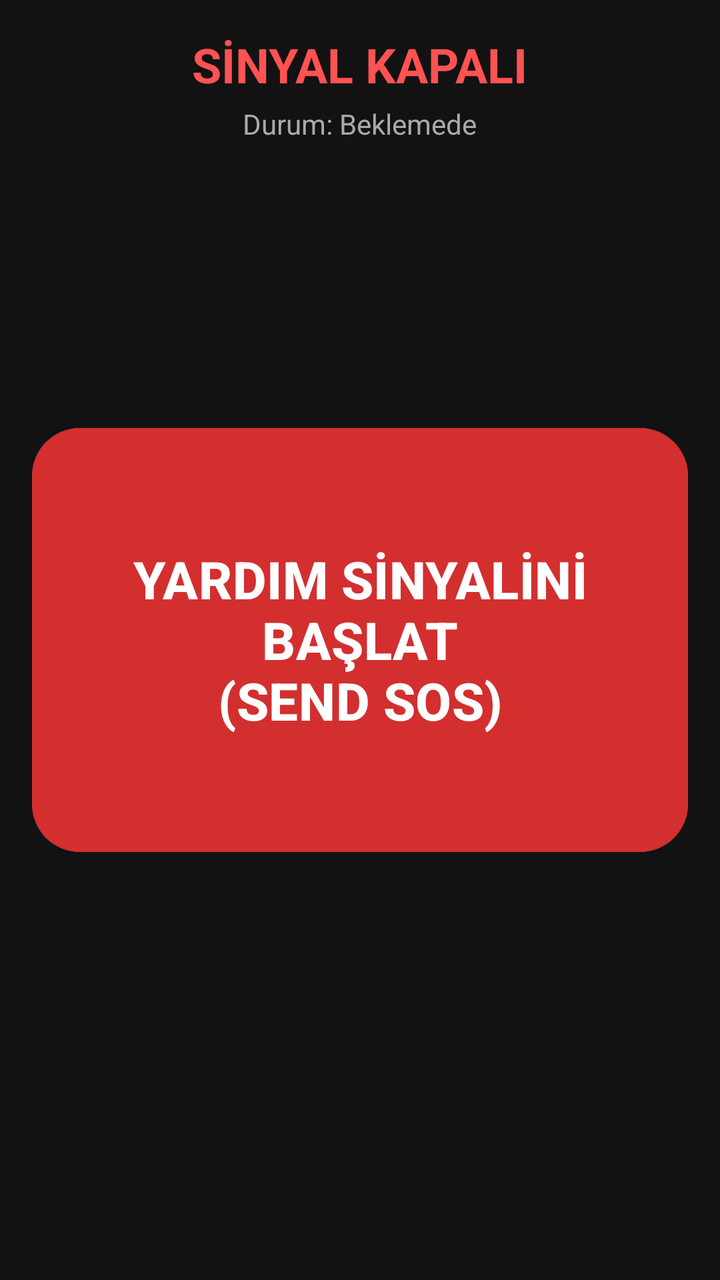
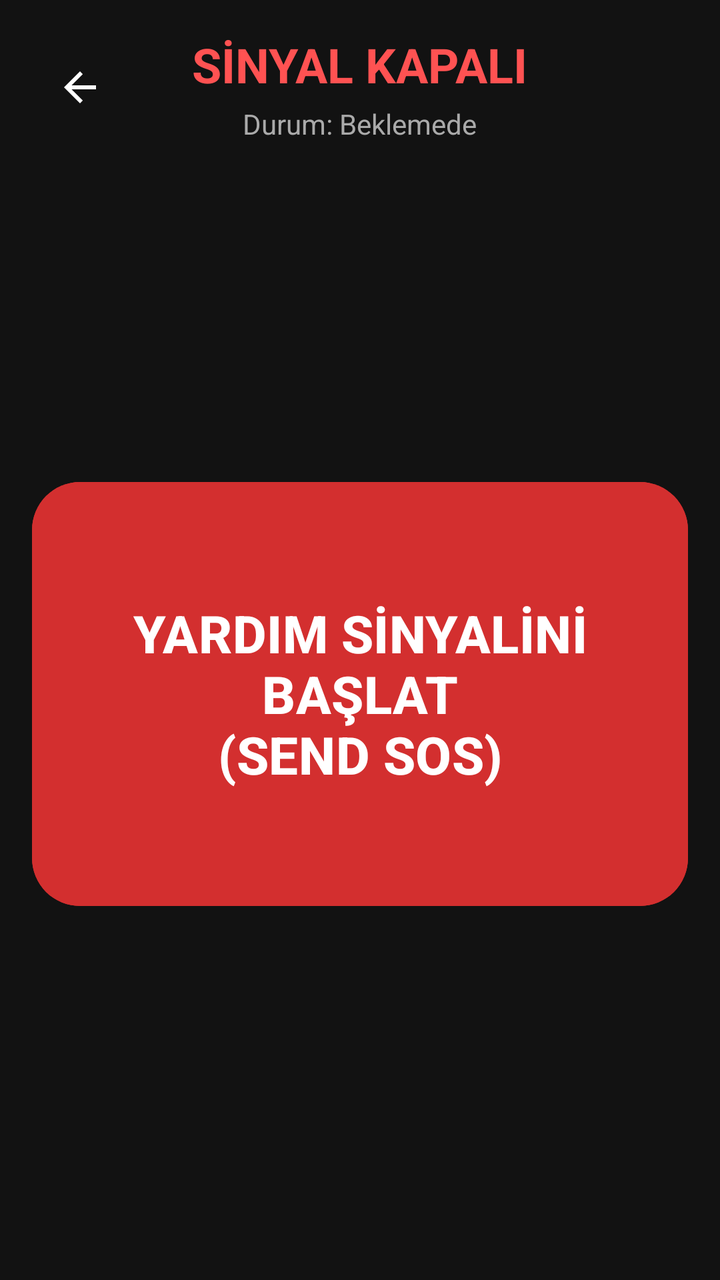

Two renders of the same Android screen: before a commit and after it. Below are the layout's source before the change and the commit's diff.
<!-- AndroidManifest.xml: application theme Theme.DepremBitirmeProjesi -->
<!-- res/layout/activity_user_emergency.xml -->
<?xml version="1.0" encoding="utf-8"?>
<RelativeLayout xmlns:android="http://schemas.android.com/apk/res/android"
    xmlns:app="http://schemas.android.com/apk/res-auto"
    android:layout_width="match_parent"
    android:layout_height="match_parent"
    android:background="#121212"
    android:padding="16dp">

    
    <LinearLayout
        android:id="@+id/header"
        android:layout_width="match_parent"
        android:layout_height="wrap_content"
        android:orientation="vertical"
        android:gravity="center"
        android:paddingBottom="16dp">

        <TextView
            android:id="@+id/statusTextView"
            android:layout_width="wrap_content"
            android:layout_height="wrap_content"
            android:text="SİNYAL KAPALI"
            android:textColor="#FF5252"
            android:textSize="24sp"
            android:textStyle="bold" />

        <TextView
            android:id="@+id/connectionStatusLog"
            android:layout_width="wrap_content"
            android:layout_height="wrap_content"
            android:text="Durum: Beklemede"
            android:textColor="#AAAAAA"
            android:textSize="14sp"
            android:layout_marginTop="4dp"/>
    </LinearLayout>

    
    <LinearLayout
        android:id="@+id/initialButtonsLayout"
        android:layout_width="match_parent"
        android:layout_height="wrap_content"
        android:layout_centerInParent="true"
        android:orientation="vertical">

        <com.google.android.material.button.MaterialButton
            android:id="@+id/btnStartAdvertising"
            android:layout_width="match_parent"
            android:layout_height="220dp"
            android:text="YARDIM SİNYALİNİ BAŞLAT\n(SEND SOS)"
            android:textSize="26sp"
            android:textStyle="bold"
            app:cornerRadius="24dp"
            android:backgroundTint="#D32F2F"
            app:rippleColor="#FFFFFF" />
    </LinearLayout>

    
    <ScrollView
        android:id="@+id/quickMessagesLayout"
        android:layout_width="match_parent"
        android:layout_height="match_parent"
        android:layout_below="@id/header"
        android:layout_above="@+id/bottomButtons"
        android:visibility="gone">

        <LinearLayout
            android:layout_width="match_parent"
            android:layout_height="wrap_content"
            android:orientation="vertical">

            <GridLayout
                android:layout_width="match_parent"
                android:layout_height="wrap_content"
                android:columnCount="2"
                android:alignmentMode="alignMargins">

                <Button android:id="@+id/btnGood" android:text="İYİYİM" android:layout_columnWeight="1" android:layout_height="100dp" android:layout_margin="8dp" android:textSize="18sp" android:backgroundTint="#2E7D32"/>
                <Button android:id="@+id/btnInjured" android:text="YARALIYIM" android:layout_columnWeight="1" android:layout_height="100dp" android:layout_margin="8dp" android:textSize="18sp" android:backgroundTint="#F57C00"/>
                <Button android:id="@+id/btnWater" android:text="SU LAZIM" android:layout_columnWeight="1" android:layout_height="100dp" android:layout_margin="8dp" android:textSize="18sp" android:backgroundTint="#1976D2"/>
                <Button android:id="@+id/btnStuck" android:text="SIKIŞTIM" android:layout_columnWeight="1" android:layout_height="100dp" android:layout_margin="8dp" android:textSize="18sp" android:backgroundTint="#C62828"/>
            </GridLayout>

            <Button
                android:id="@+id/btnAlarm"
                android:layout_width="match_parent"
                android:layout_height="100dp"
                android:layout_margin="8dp"
                android:text="🔊 SESLİ ALARM ÇAL"
                android:textSize="20sp"
                android:textStyle="bold"
                android:backgroundTint="#AA00FF"/>

            <Button
                android:id="@+id/btnShowCustomMessage"
                android:layout_width="match_parent"
                android:layout_height="80dp"
                android:layout_margin="8dp"
                android:text="ÖZEL MESAJ GÖNDER"
                android:textSize="18sp"
                android:backgroundTint="#616161"/>
        </LinearLayout>
    </ScrollView>

    
    <LinearLayout
        android:id="@+id/customMessagePanel"
        android:layout_width="match_parent"
        android:layout_height="wrap_content"
        android:layout_centerInParent="true"
        android:orientation="vertical"
        android:padding="16dp"
        android:background="#212121"
        android:visibility="gone">

        <EditText
            android:id="@+id/editMessage"
            android:layout_width="match_parent"
            android:layout_height="wrap_content"
            android:hint="Mesajınızı yazın..."
            android:textColor="#FFFFFF"
            android:textColorHint="#888888"
            android:inputType="textLongMessage"
            android:backgroundTint="#FFFFFF"/>

        <Button
            android:id="@+id/btnSend"
            android:layout_width="match_parent"
            android:layout_height="70dp"
            android:layout_marginTop="16dp"
            android:text="GÖNDER"
            android:textSize="18sp"
            android:backgroundTint="#1976D2"/>

        <Button
            android:id="@+id/btnCancelCustomMessage"
            android:layout_width="match_parent"
            android:layout_height="60dp"
            android:layout_marginTop="8dp"
            android:text="İPTAL"
            android:backgroundTint="#D32F2F"/>
    </LinearLayout>

    
    <LinearLayout
        android:id="@+id/bottomButtons"
        android:layout_width="match_parent"
        android:layout_height="wrap_content"
        android:layout_alignParentBottom="true"
        android:orientation="vertical">

        <androidx.cardview.widget.CardView
            android:id="@+id/afadMessageCard"
            android:layout_width="match_parent"
            android:layout_height="wrap_content"
            android:layout_marginBottom="8dp"
            app:cardBackgroundColor="#212121"
            app:cardCornerRadius="10dp"
            android:visibility="gone">
            <LinearLayout
                android:layout_width="match_parent"
                android:layout_height="wrap_content"
                android:orientation="vertical"
                android:padding="12dp">
                <TextView
                    android:layout_width="wrap_content"
                    android:layout_height="wrap_content"
                    android:text="📢 AFAD TALİMATI:"
                    android:textColor="#4CAF50"
                    android:textStyle="bold"/>
                <TextView
                    android:id="@+id/lastAfadMessage"
                    android:layout_width="wrap_content"
                    android:layout_height="wrap_content"
                    android:text="..."
                    android:textColor="#FFFFFF"
                    android:textSize="16sp"/>
            </LinearLayout>
        </androidx.cardview.widget.CardView>

        <Button
            android:id="@+id/btnReset"
            android:layout_width="match_parent"
            android:layout_height="70dp"
            android:text="SİNYALİ DURDUR"
            android:textSize="18sp"
            android:textStyle="bold"
            android:backgroundTint="#424242"
            android:visibility="gone"/>
    </LinearLayout>

    
    <ListView
        android:id="@+id/listViewMessages"
        android:layout_width="1dp"
        android:layout_height="1dp"
        android:visibility="invisible"/>

</RelativeLayout>
<!-- resources referenced by this layout -->
<resources>
  <style name="Theme.DepremBitirmeProjesi" parent="Base.Theme.DepremBitirmeProjesi" />
  <style name="Base.Theme.DepremBitirmeProjesi" parent="Theme.Material3.DayNight.NoActionBar">
          
      </style>
</resources>

<!-- the commit's change to res/layout/activity_user_emergency.xml (unified diff, before → after) -->
@@ -1,179 +1,237 @@
 <?xml version="1.0" encoding="utf-8"?>
-<RelativeLayout xmlns:android="http://schemas.android.com/apk/res/android"
+<LinearLayout xmlns:android="http://schemas.android.com/apk/res/android"
     xmlns:app="http://schemas.android.com/apk/res-auto"
     android:layout_width="match_parent"
     android:layout_height="match_parent"
+    android:orientation="vertical"
     android:background="#121212"
-    android:padding="16dp">
-
-    
-    <LinearLayout
+    android:fitsSystemWindows="true">
+
+    
+    <RelativeLayout
         android:id="@+id/header"
         android:layout_width="match_parent"
         android:layout_height="wrap_content"
-        android:orientation="vertical"
-        android:gravity="center"
-        android:paddingBottom="16dp">
-
-        <TextView
-            android:id="@+id/statusTextView"
+        android:padding="16dp">
+
+        <ImageButton
+            android:id="@+id/btnBack"
+            android:layout_width="48dp"
+            android:layout_height="48dp"
+            android:layout_alignParentStart="true"
+            android:layout_centerVertical="true"
+            android:background="?attr/selectableItemBackgroundBorderless"
+            android:contentDescription="Geri"
+            android:src="?attr/homeAsUpIndicator"
+            app:tint="#FFFFFF" />
+
+        <LinearLayout
             android:layout_width="wrap_content"
             android:layout_height="wrap_content"
-            android:text="SİNYAL KAPALI"
-            android:textColor="#FF5252"
-            android:textSize="24sp"
-            android:textStyle="bold" />
-
-        <TextView
-            android:id="@+id/connectionStatusLog"
-            android:layout_width="wrap_content"
-            android:layout_height="wrap_content"
-            android:text="Durum: Beklemede"
-            android:textColor="#AAAAAA"
-            android:textSize="14sp"
-            android:layout_marginTop="4dp"/>
-    </LinearLayout>
-
-    
-    <LinearLayout
-        android:id="@+id/initialButtonsLayout"
+            android:layout_centerInParent="true"
+            android:gravity="center"
+            android:orientation="vertical">
+
+            <TextView
+                android:id="@+id/statusTextView"
+                android:layout_width="wrap_content"
+                android:layout_height="wrap_content"
+                android:text="SİNYAL KAPALI"
+                android:textColor="#FF5252"
+                android:textSize="24sp"
+                android:textStyle="bold" />
+
+            <TextView
+                android:id="@+id/connectionStatusLog"
+                android:layout_width="wrap_content"
+                android:layout_height="wrap_content"
+                android:layout_marginTop="4dp"
+                android:text="Durum: Beklemede"
+                android:textColor="#AAAAAA"
+                android:textSize="14sp" />
+        </LinearLayout>
+    </RelativeLayout>
+
+    
+    <FrameLayout
         android:layout_width="match_parent"
-        android:layout_height="wrap_content"
-        android:layout_centerInParent="true"
-        android:orientation="vertical">
-
-        <com.google.android.material.button.MaterialButton
-            android:id="@+id/btnStartAdvertising"
-            android:layout_width="match_parent"
-            android:layout_height="220dp"
-            android:text="YARDIM SİNYALİNİ BAŞLAT\n(SEND SOS)"
-            android:textSize="26sp"
-            android:textStyle="bold"
-            app:cornerRadius="24dp"
-            android:backgroundTint="#D32F2F"
-            app:rippleColor="#FFFFFF" />
-    </LinearLayout>
-
-    
-    <ScrollView
-        android:id="@+id/quickMessagesLayout"
-        android:layout_width="match_parent"
-        android:layout_height="match_parent"
-        android:layout_below="@id/header"
-        android:layout_above="@+id/bottomButtons"
-        android:visibility="gone">
-
+        android:layout_height="0dp"
+        android:layout_weight="1"
+        android:padding="16dp">
+
+        
         <LinearLayout
-            android:layout_width="match_parent"
-            android:layout_height="wrap_content"
+            android:id="@+id/initialButtonsLayout"
+            android:layout_width="match_parent"
+            android:layout_height="wrap_content"
+            android:layout_gravity="center"
             android:orientation="vertical">
 
-            <GridLayout
-                android:layout_width="match_parent"
-                android:layout_height="wrap_content"
-                android:columnCount="2"
-                android:alignmentMode="alignMargins">
-
-                <Button android:id="@+id/btnGood" android:text="İYİYİM" android:layout_columnWeight="1" android:layout_height="100dp" android:layout_margin="8dp" android:textSize="18sp" android:backgroundTint="#2E7D32"/>
-                <Button android:id="@+id/btnInjured" android:text="YARALIYIM" android:layout_columnWeight="1" android:layout_height="100dp" android:layout_margin="8dp" android:textSize="18sp" android:backgroundTint="#F57C00"/>
-                <Button android:id="@+id/btnWater" android:text="SU LAZIM" android:layout_columnWeight="1" android:layout_height="100dp" android:layout_margin="8dp" android:textSize="18sp" android:backgroundTint="#1976D2"/>
-                <Button android:id="@+id/btnStuck" android:text="SIKIŞTIM" android:layout_columnWeight="1" android:layout_height="100dp" android:layout_margin="8dp" android:textSize="18sp" android:backgroundTint="#C62828"/>
-            </GridLayout>
+            <com.google.android.material.button.MaterialButton
+                android:id="@+id/btnStartAdvertising"
+                android:layout_width="match_parent"
+                android:layout_height="220dp"
+                android:backgroundTint="#D32F2F"
+                android:text="YARDIM SİNYALİNİ BAŞLAT\n(SEND SOS)"
+                android:textSize="26sp"
+                android:textStyle="bold"
+                app:cornerRadius="24dp"
+                app:rippleColor="#FFFFFF" />
+        </LinearLayout>
+
+        
+        <ScrollView
+            android:id="@+id/quickMessagesLayout"
+            android:layout_width="match_parent"
+            android:layout_height="match_parent"
+            android:visibility="gone">
+
+            <LinearLayout
+                android:layout_width="match_parent"
+                android:layout_height="wrap_content"
+                android:orientation="vertical">
+
+                <GridLayout
+                    android:layout_width="match_parent"
+                    android:layout_height="wrap_content"
+                    android:alignmentMode="alignMargins"
+                    android:columnCount="2">
+
+                    <Button
+                        android:id="@+id/btnGood"
+                        android:layout_height="100dp"
+                        android:layout_columnWeight="1"
+                        android:layout_margin="8dp"
+                        android:backgroundTint="#2E7D32"
+                        android:text="İYİYİM"
+                        android:textSize="18sp" />
+
+                    <Button
+                        android:id="@+id/btnInjured"
+                        android:layout_height="100dp"
+                        android:layout_columnWeight="1"
+                        android:layout_margin="8dp"
+                        android:backgroundTint="#F57C00"
+                        android:text="YARALIYIM"
+                        android:textSize="18sp" />
+
+                    <Button
+                        android:id="@+id/btnWater"
+                        android:layout_height="100dp"
+                        android:layout_columnWeight="1"
+                        android:layout_margin="8dp"
+                        android:backgroundTint="#1976D2"
+                        android:text="SU LAZIM"
+                        android:textSize="18sp" />
+
+                    <Button
+                        android:id="@+id/btnStuck"
+                        android:layout_height="100dp"
+                        android:layout_columnWeight="1"
+                        android:layout_margin="8dp"
+                        android:backgroundTint="#C62828"
+                        android:text="SIKIŞTIM"
+                        android:textSize="18sp" />
+                </GridLayout>
+
+                <Button
+                    android:id="@+id/btnAlarm"
+                    android:layout_width="match_parent"
+                    android:layout_height="100dp"
+                    android:layout_margin="8dp"
+                    android:backgroundTint="#AA00FF"
+                    android:text="🔊 SESLİ ALARM ÇAL"
+                    android:textSize="20sp"
+                    android:textStyle="bold" />
+
+                <Button
+                    android:id="@+id/btnShowCustomMessage"
+                    android:layout_width="match_parent"
+                    android:layout_height="80dp"
+                    android:layout_margin="8dp"
+                    android:backgroundTint="#616161"
+                    android:text="ÖZEL MESAJ GÖNDER"
+                    android:textSize="18sp" />
+            </LinearLayout>
+        </ScrollView>
+
+        
+        <LinearLayout
+            android:id="@+id/customMessagePanel"
+            android:layout_width="match_parent"
+            android:layout_height="wrap_content"
+            android:layout_gravity="center"
+            android:background="#212121"
+            android:orientation="vertical"
+            android:padding="16dp"
+            android:visibility="gone">
+
+            <EditText
+                android:id="@+id/editMessage"
+                android:layout_width="match_parent"
+                android:layout_height="wrap_content"
+                android:backgroundTint="#FFFFFF"
+                android:hint="Mesajınızı yazın..."
+                android:inputType="textLongMessage"
+                android:textColor="#FFFFFF"
+                android:textColorHint="#888888" />
 
             <Button
-                android:id="@+id/btnAlarm"
-                android:layout_width="match_parent"
-                android:layout_height="100dp"
-                android:layout_margin="8dp"
-                android:text="🔊 SESLİ ALARM ÇAL"
-                android:textSize="20sp"
-                android:textStyle="bold"
-                android:backgroundTint="#AA00FF"/>
+                android:id="@+id/btnSend"
+                android:layout_width="match_parent"
+                android:layout_height="70dp"
+                android:layout_marginTop="16dp"
+                android:backgroundTint="#1976D2"
+                android:text="GÖNDER"
+                android:textSize="18sp" />
 
             <Button
-                android:id="@+id/btnShowCustomMessage"
-                android:layout_width="match_parent"
-                android:layout_height="80dp"
-                android:layout_margin="8dp"
-                android:text="ÖZEL MESAJ GÖNDER"
-                android:textSize="18sp"
-                android:backgroundTint="#616161"/>
+                android:id="@+id/btnCancelCustomMessage"
+                android:layout_width="match_parent"
+                android:layout_height="60dp"
+                android:layout_marginTop="8dp"
+                android:backgroundTint="#D32F2F"
+                android:text="İPTAL" />
         </LinearLayout>
-    </ScrollView>
-
-    
-    <LinearLayout
-        android:id="@+id/customMessagePanel"
-        android:layout_width="match_parent"
-        android:layout_height="wrap_content"
-        android:layout_centerInParent="true"
-        android:orientation="vertical"
-        android:padding="16dp"
-        android:background="#212121"
-        android:visibility="gone">
-
-        <EditText
-            android:id="@+id/editMessage"
-            android:layout_width="match_parent"
-            android:layout_height="wrap_content"
-            android:hint="Mesajınızı yazın..."
-            android:textColor="#FFFFFF"
-            android:textColorHint="#888888"
-            android:inputType="textLongMessage"
-            android:backgroundTint="#FFFFFF"/>
-
-        <Button
-            android:id="@+id/btnSend"
-            android:layout_width="match_parent"
-            android:layout_height="70dp"
-            android:layout_marginTop="16dp"
-            android:text="GÖNDER"
-            android:textSize="18sp"
-            android:backgroundTint="#1976D2"/>
-
-        <Button
-            android:id="@+id/btnCancelCustomMessage"
-            android:layout_width="match_parent"
-            android:layout_height="60dp"
-            android:layout_marginTop="8dp"
-            android:text="İPTAL"
-            android:backgroundTint="#D32F2F"/>
-    </LinearLayout>
+    </FrameLayout>
 
     
     <LinearLayout
         android:id="@+id/bottomButtons"
         android:layout_width="match_parent"
         android:layout_height="wrap_content"
-        android:layout_alignParentBottom="true"
-        android:orientation="vertical">
+        android:orientation="vertical"
+        android:padding="16dp">
 
         <androidx.cardview.widget.CardView
             android:id="@+id/afadMessageCard"
             android:layout_width="match_parent"
             android:layout_height="wrap_content"
             android:layout_marginBottom="8dp"
+            android:visibility="gone"
             app:cardBackgroundColor="#212121"
-            app:cardCornerRadius="10dp"
-            android:visibility="gone">
+            app:cardCornerRadius="10dp">
+
             <LinearLayout
                 android:layout_width="match_parent"
                 android:layout_height="wrap_content"
                 android:orientation="vertical"
                 android:padding="12dp">
+
                 <TextView
                     android:layout_width="wrap_content"
                     android:layout_height="wrap_content"
                     android:text="📢 AFAD TALİMATI:"
                     android:textColor="#4CAF50"
-                    android:textStyle="bold"/>
+                    android:textStyle="bold" />
+
                 <TextView
                     android:id="@+id/lastAfadMessage"
                     android:layout_width="wrap_content"
                     android:layout_height="wrap_content"
                     android:text="..."
                     android:textColor="#FFFFFF"
-                    android:textSize="16sp"/>
+                    android:textSize="16sp" />
             </LinearLayout>
         </androidx.cardview.widget.CardView>
 
@@ -181,11 +239,11 @@
             android:id="@+id/btnReset"
             android:layout_width="match_parent"
             android:layout_height="70dp"
+            android:backgroundTint="#424242"
             android:text="SİNYALİ DURDUR"
             android:textSize="18sp"
             android:textStyle="bold"
-            android:backgroundTint="#424242"
-            android:visibility="gone"/>
+            android:visibility="gone" />
     </LinearLayout>
 
     
@@ -193,6 +251,6 @@
         android:id="@+id/listViewMessages"
         android:layout_width="1dp"
         android:layout_height="1dp"
-        android:visibility="invisible"/>
-
-</RelativeLayout>
+        android:visibility="invisible" />
+
+</LinearLayout>
